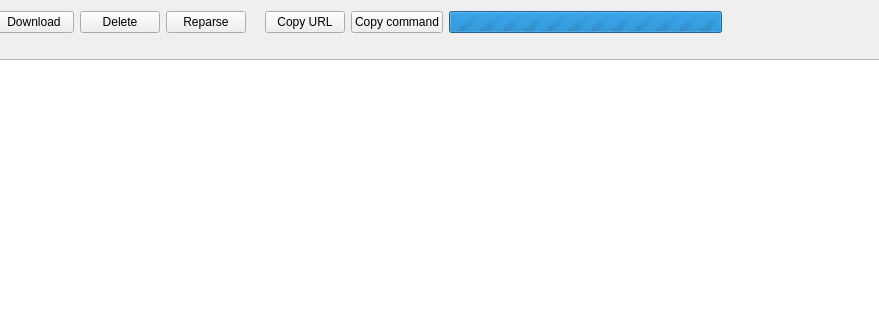
This is WebsiteAspire/gui/panes/WidgetDownloader.ui in icingerpower/WebsiteEmpire2 as Qt 5 draws it before an edit; both pictures show x 110 to 989 and y 0 to 320 of the 1115 by 681 pixel window. The edited form follows.
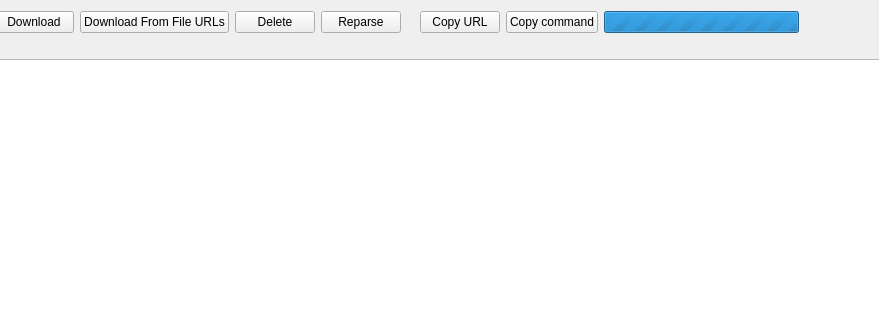
This is the edited form.

Commit message: Added abstraction to support download form a given list of urls.

Patch:
```diff
--- a/WebsiteAspire/gui/panes/WidgetDownloader.ui
+++ b/WebsiteAspire/gui/panes/WidgetDownloader.ui
@@ -36,6 +36,19 @@
        </property>
       </widget>
      </item>
+     <item>
+      <widget class="QPushButton" name="buttonDownloadFromFileUrls">
+       <property name="toolTip">
+        <string>Pick a .txt file containing one URL per line (no header). Downloads only those URLs without following any links.</string>
+       </property>
+       <property name="text">
+        <string>Download From File URLs</string>
+       </property>
+       <property name="checkable">
+        <bool>true</bool>
+       </property>
+      </widget>
+     </item>
      <item>
       <widget class="QPushButton" name="buttonRemovePages">
        <property name="toolTip">
```
Left out of the diff: 2 changed lines with no effect on the pictures. The commit also changes 4 other files.
